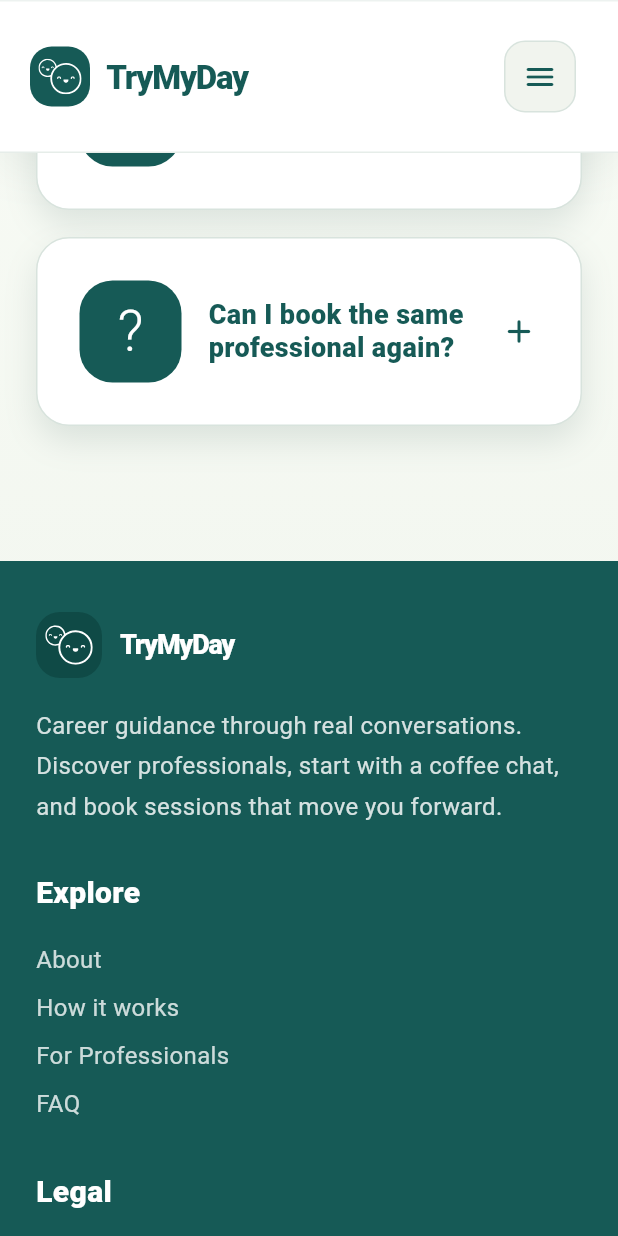
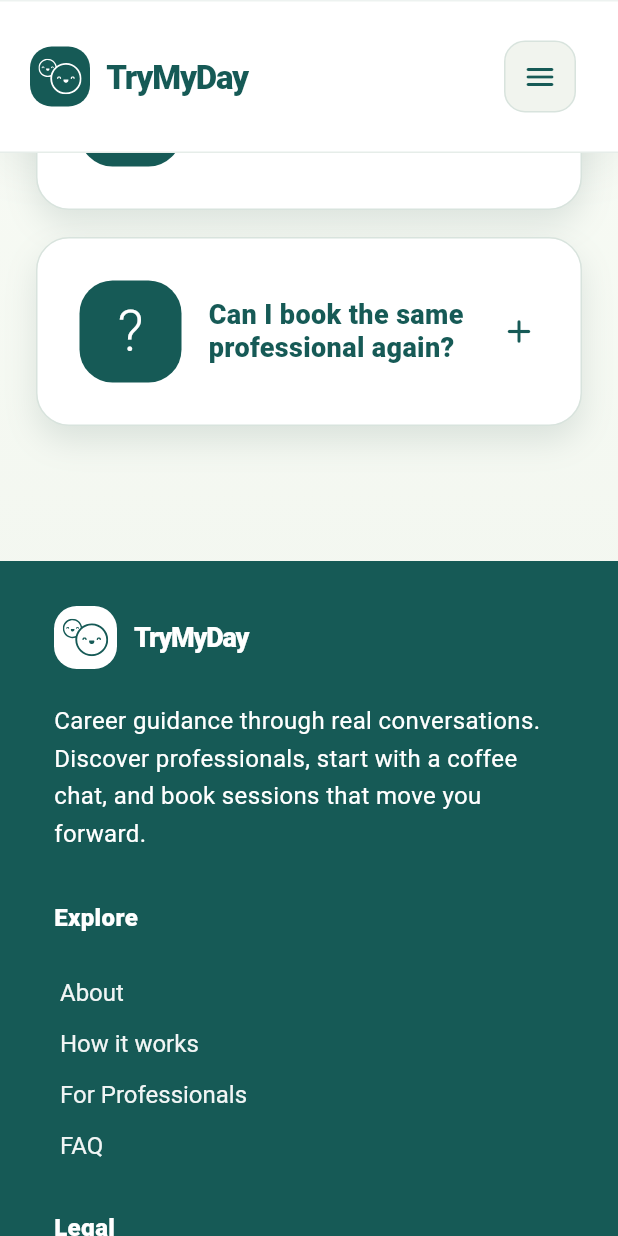
Before and after one commit to Ayanda-Core-Solutions/trymyday_web, a Flutter app: the FaqPage screen opened by its route, scrolled down 1152 dp, on a phone screen of 412 x 824 dp. Run offline on Flutter 3.47's test engine with Material 3 defaults, Android fonts, the phone set to English and light mode, and no system bars; our stand-ins replace firebase_core, firebase_remote_config, flutter_svg, font_awesome_flutter; accounts and stored records are empty; Roboto replaces fonts that are missing (Trebuchet MS).

Commit message:
create footer to match design. Also linked pages to footer and added pressed ripple effect

```diff
--- a/lib/views/home/home_page.dart
+++ b/lib/views/home/home_page.dart
@@ -2571,7 +2571,7 @@ class _Footer extends StatelessWidget {
       width: double.infinity,
       color: AppColors.primary,
       child: Padding(
-        padding: const EdgeInsets.symmetric(horizontal: 24, vertical: 34),
+        padding: const EdgeInsets.symmetric(horizontal: 36, vertical: 30),
         child: Center(
           child: ConstrainedBox(
             constraints: const BoxConstraints(maxWidth: 1240),
@@ -2585,45 +2585,73 @@ class _Footer extends StatelessWidget {
                     const _BrandLockup(
                       iconAsset: AppImages.smileyWhite,
                       textColor: Colors.white,
-                      iconSize: 44,
+                      iconSize: 42,
                       fontSize: 18,
-                      iconBackground: Color(0xFF0F4A46),
-                      iconColor: Colors.white,
-                    ),
-                    const SizedBox(height: 18),
-                    Text(
+                      iconBackground: Colors.white,
+                      iconColor: AppColors.primary,
+                    ),
+                    const SizedBox(height: 22),
+                    const SizedBox(
+                      width: 370,
+                      child: Text(
                       'Career guidance through real conversations. Discover professionals, start with a coffee chat, and book sessions that move you forward.',
                       style: TextStyle(
-                        color: Colors.white.withValues(alpha: 0.82),
+                        color: Colors.white,
                         fontSize: 16,
-                        height: 1.7,
-                      ),
+                        height: 1.55,
+                      ),
+                    ),
                     ),
                   ],
                 );
 
-                final links = const Wrap(
-                  spacing: 52,
-                  runSpacing: 24,
-                  children: [
-                    _FooterColumn(
-                      title: 'Explore',
-                      items: [
-                        'About',
-                        'How it works',
-                        'For Professionals',
-                        'FAQ',
-                      ],
-                    ),
-                    _FooterColumn(
-                      title: 'Legal',
-                      items: [
-                        'Privacy Policy',
-                        'Terms and Conditions',
-                        'Refunds/Cancellation Policy',
-                        '© 2026 TryMyDay',
-                      ],
-                    ),
+                final exploreColumn = _FooterColumn(
+                  title: 'Explore',
+                  items: [
+                    (
+                      label: 'About',
+                      onTap: () => _navigateWithFade(
+                        context,
+                        const AboutPage(),
+                        routeName: aboutRoute,
+                      ),
+                    ),
+                    (
+                      label: 'How it works',
+                      onTap: () => _navigateWithFade(
+                        context,
+                        const HomePage(
+                          initialTarget: HomeScrollTarget.howItWorks,
+                        ),
+                        routeName: homeRoute,
+                      ),
+                    ),
+                    (
+                      label: 'For Professionals',
+                      onTap: () => _navigateWithFade(
+                        context,
+                        const ProfessionalsPage(),
+                        routeName: professionalsRoute,
+                      ),
+                    ),
+                    (
+                      label: 'FAQ',
+                      onTap: () => _navigateWithFade(
+                        context,
+                        const FaqPage(),
+                        routeName: faqRoute,
+                      ),
+                    ),
+                  ],
+                );
+
+                const legalColumn = _FooterColumn(
+                  title: 'Legal',
+                  items: [
+                    (label: 'Privacy Policy', onTap: null),
+                    (label: 'Terms and Conditions', onTap: null),
+                    (label: '© 2026 TryMyDay', onTap: null),
+                    (label: 'Refunds/Cancellation Policy', onTap: null),
                   ],
                 );
 
@@ -2632,16 +2660,22 @@ class _Footer extends StatelessWidget {
                         crossAxisAlignment: CrossAxisAlignment.start,
                         children: [
                           brandBlock,
-                          const SizedBox(height: 30),
-                          links,
+                          const SizedBox(height: 32),
+                          Wrap(
+                            spacing: 40,
+                            runSpacing: 24,
+                            children: [exploreColumn, legalColumn],
+                          ),
                         ],
                       )
                     : Row(
                         crossAxisAlignment: CrossAxisAlignment.start,
                         children: [
-                          Expanded(flex: 5, child: brandBlock),
-                          const SizedBox(width: 40),
-                          Expanded(flex: 4, child: links),
+                          Expanded(flex: 7, child: brandBlock),
+                          const SizedBox(width: 56),
+                          Expanded(flex: 2, child: exploreColumn),
+                          const SizedBox(width: 56),
+                          const Expanded(flex: 3, child: legalColumn),
                         ],
                       );
               },
@@ -2651,18 +2685,46 @@ class _Footer extends StatelessWidget {
       ),
     );
   }
+
+  void _navigateWithFade(
+    BuildContext context,
+    Widget page, {
+    required String routeName,
+  }) {
+    final currentRoute = ModalRoute.of(context)?.settings.name;
+    if (currentRoute == routeName && page is! HomePage) {
+      return;
+    }
+
+    Navigator.of(context).pushReplacement(
+      PageRouteBuilder<void>(
+        settings: RouteSettings(name: routeName),
+        pageBuilder: (context, animation, secondaryAnimation) => page,
+        transitionDuration: const Duration(milliseconds: 220),
+        reverseTransitionDuration: const Duration(milliseconds: 180),
+        transitionsBuilder: (
+          context,
+          animation,
+          secondaryAnimation,
+          child,
+        ) {
+          return FadeTransition(opacity: animation, child: child);
+        },
+      ),
+    );
+  }
 }
 
 class _FooterColumn extends StatelessWidget {
   const _FooterColumn({required this.title, required this.items});
 
   final String title;
-  final List<String> items;
+  final List<({String label, VoidCallback? onTap})> items;
 
   @override
   Widget build(BuildContext context) {
     return SizedBox(
-      width: 220,
+      width: 245,
       child: Column(
         crossAxisAlignment: CrossAxisAlignment.start,
         children: [
@@ -2670,21 +2732,17 @@ class _FooterColumn extends StatelessWidget {
             title,
             style: const TextStyle(
               color: Colors.white,
-              fontSize: 20,
+              fontSize: 16,
               fontWeight: FontWeight.w800,
             ),
           ),
-          const SizedBox(height: 18),
+          const SizedBox(height: 24),
           for (final item in items)
             Padding(
-              padding: const EdgeInsets.only(bottom: 10),
-              child: Text(
-                item,
-                style: TextStyle(
-                  color: Colors.white.withValues(alpha: 0.78),
-                  fontSize: 16,
-                  height: 1.4,
-                ),
+              padding: const EdgeInsets.only(bottom: 8),
+              child: _FooterLink(
+                label: item.label,
+                onTap: item.onTap,
               ),
             ),
         ],
@@ -2692,3 +2750,53 @@ class _FooterColumn extends StatelessWidget {
     );
   }
 }
+
+class _FooterLink extends StatefulWidget {
+  const _FooterLink({required this.label, this.onTap});
+
+  final String label;
+  final VoidCallback? onTap;
+
+  @override
+  State<_FooterLink> createState() => _FooterLinkState();
+}
+
+class _FooterLinkState extends State<_FooterLink> {
+  bool _hovered = false;
+
+  @override
+  Widget build(BuildContext context) {
+    return MouseRegion(
+      cursor: widget.onTap != null
+          ? SystemMouseCursors.click
+          : MouseCursor.defer,
+      onEnter: (_) => setState(() => _hovered = true),
+      onExit: (_) => setState(() => _hovered = false),
+      child: Material(
+        color: Colors.transparent,
+        child: InkWell(
+          onTap: widget.onTap,
+          borderRadius: BorderRadius.circular(8),
+          splashColor: Colors.white.withValues(alpha: 0.18),
+          highlightColor: Colors.white.withValues(alpha: 0.08),
+          hoverColor: Colors.white.withValues(alpha: 0.08),
+          child: Padding(
+            padding: const EdgeInsets.symmetric(vertical: 2, horizontal: 4),
+            child: AnimatedDefaultTextStyle(
+              duration: const Duration(milliseconds: 140),
+              curve: Curves.easeOut,
+              style: TextStyle(
+                color: Colors.white.withValues(alpha: _hovered ? 1 : 0.94),
+                fontSize: 16,
+                height: 1.4,
+                decoration: _hovered ? TextDecoration.underline : null,
+                decorationColor: Colors.white.withValues(alpha: 0.92),
+              ),
+              child: Text(widget.label),
+            ),
+          ),
+        ),
+      ),
+    );
+  }
+}
```
